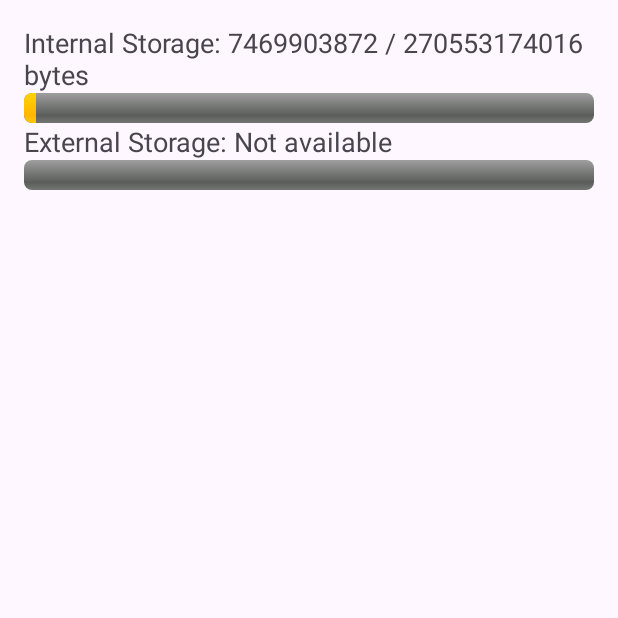
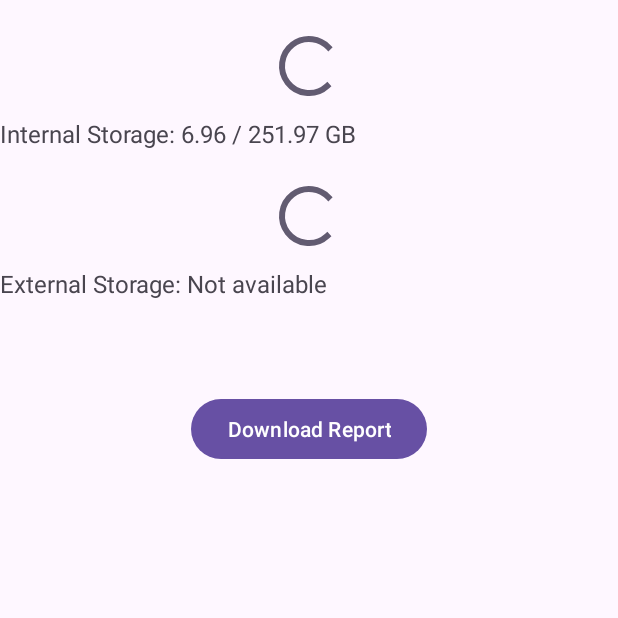
Before and after one commit to anjali-saini1/TestMaster, an Android app: the StorageActivity screen opened directly, with no data from a screen before it, on a phone screen of 412 x 824 dp, the top half of it. Run offline under Robolectric (Android 15) with nearby library versions, the light colour scheme and no system bars; 6 statements that could not run were skipped.

Commit message:
new updates

```diff
--- a/app/build.gradle.kts
+++ b/app/build.gradle.kts
@@ -37,4 +37,5 @@ dependencies {
     testImplementation("junit:junit:4.13.2")
     androidTestImplementation("androidx.test.ext:junit:1.1.5")
     androidTestImplementation("androidx.test.espresso:espresso-core:3.5.1")
+    implementation("com.itextpdf:itext7-core:7.2.0")
 }
--- a/app/src/main/AndroidManifest.xml
+++ b/app/src/main/AndroidManifest.xml
@@ -5,8 +5,7 @@
     <uses-permission android:name="android.permission.READ_CALL_LOG" />
     <uses-permission android:name="android.permission.WRITE_EXTERNAL_STORAGE" />
     <uses-permission android:name="android.permission.READ_EXTERNAL_STORAGE" />
-
-
+    <uses-permission android:name="android.permission.WRITE_EXTERNAL_STORAGE" />
     <application
         android:allowBackup="true"
         android:dataExtractionRules="@xml/data_extraction_rules"
--- a/app/src/main/java/com/example/mst/StorageActivity.java
+++ b/app/src/main/java/com/example/mst/StorageActivity.java
@@ -1,5 +1,4 @@
 package com.example.mst;
-
 import android.Manifest;
 import android.content.pm.PackageManager;
 import android.database.Cursor;
@@ -8,11 +7,20 @@ import android.os.Bundle;
 import android.os.Environment;
 import android.provider.CallLog;
 import android.util.Log;
+import android.view.View;
+import android.widget.Button;
 import android.widget.ProgressBar;
 import android.widget.TextView;
 import androidx.appcompat.app.AppCompatActivity;
 import androidx.core.app.ActivityCompat;
+import java.io.FileOutputStream;
+import java.util.Calendar;
 import java.io.File;
+import java.io.FileOutputStream;
+import java.text.SimpleDateFormat;
+import java.util.Calendar;
+import java.util.Date;
+import java.util.Locale;
 
 public class StorageActivity extends AppCompatActivity {
 
@@ -21,6 +29,7 @@ public class StorageActivity extends AppCompatActivity {
     private TextView internalStorageTextView;
     private TextView externalStorageTextView;
     private TextView callLogTextView;
+    private Button downloadReportButton;
 
     private static final int REQUEST_PERMISSION_CODE = 100;
 
@@ -37,6 +46,18 @@ public class StorageActivity extends AppCompatActivity {
         internalStorageTextView = findViewById(R.id.internal_storage_text_view);
         externalStorageTextView = findViewById(R.id.external_storage_text_view);
         callLogTextView = findViewById(R.id.call_log_text_view);
+
+        // Initialize Button
+        downloadReportButton = findViewById(R.id.download_report_button);
+        downloadReportButton.setOnClickListener(new View.OnClickListener() {
+            @Override
+            public void onClick(View v) {
+                createPhoneReportPDF();
+            }
+
+            private void createPhoneReportPDF() {
+            }
+        });
 
         // Request necessary permissions
         requestPermissions();
@@ -62,10 +83,11 @@ public class StorageActivity extends AppCompatActivity {
         long totalInternalStorage = internalDir.getTotalSpace();
         long freeInternalStorage = internalDir.getFreeSpace();
         long usedInternalStorage = totalInternalStorage - freeInternalStorage;
-        int internalStoragePercentage = (int) ((usedInternalStorage * 100) / totalInternalStorage);
+        double usedInternalStorageGB = (double) usedInternalStorage / (1024 * 1024 * 1024);
+        double totalInternalStorageGB = (double) totalInternalStorage / (1024 * 1024 * 1024);
 
-        internalStorageProgressBar.setProgress(internalStoragePercentage);
-        internalStorageTextView.setText("Internal Storage: " + usedInternalStorage + " / " + totalInternalStorage + " bytes");
+        internalStorageProgressBar.setProgress((int) ((usedInternalStorage * 100) / totalInternalStorage));
+        internalStorageTextView.setText(String.format(Locale.getDefault(), "Internal Storage: %.2f / %.2f GB", usedInternalStorageGB, totalInternalStorageGB));
     }
 
     private void testExternalStorage() {
@@ -74,10 +96,11 @@ public class StorageActivity extends AppCompatActivity {
             long totalExternalStorage = externalDir.getTotalSpace();
             long freeExternalStorage = externalDir.getFreeSpace();
             long usedExternalStorage = totalExternalStorage - freeExternalStorage;
-            int externalStoragePercentage = (int) ((usedExternalStorage * 100) / totalExternalStorage);
+            double usedExternalStorageGB = (double) usedExternalStorage / (1024 * 1024 * 1024);
+            double totalExternalStorageGB = (double) totalExternalStorage / (1024 * 1024 * 1024);
 
-            externalStorageProgressBar.setProgress(externalStoragePercentage);
-            externalStorageTextView.setText("External Storage: " + usedExternalStorage + " / " + totalExternalStorage + " bytes");
+            externalStorageProgressBar.setProgress((int) ((usedExternalStorage * 100) / totalExternalStorage));
+            externalStorageTextView.setText(String.format(Locale.getDefault(), "External Storage: %.2f / %.2f GB", usedExternalStorageGB, totalExternalStorageGB));
         } else {
             externalStorageTextView.setText("External Storage: Not available");
         }
@@ -110,8 +133,12 @@ public class StorageActivity extends AppCompatActivity {
                     break;
             }
 
+            // Format date
+            SimpleDateFormat dateFormat = new SimpleDateFormat("yyyy-MM-dd HH:mm:ss", Locale.getDefault());
+            String formattedDate = dateFormat.format(new Date(Long.parseLong(date)));
+
             callLogInfo.append("Number: ").append(number).append(", Type: ").append(callType)
-                    .append(", Date: ").append(date).append(", Duration: ").append(duration).append("\n");
+                    .append(", Date: ").append(formattedDate).append(", Duration: ").append(duration).append("\n");
         }
 
         cursor.close();
@@ -122,4 +149,5 @@ public class StorageActivity extends AppCompatActivity {
         String state = Environment.getExternalStorageState();
         return Environment.MEDIA_MOUNTED.equals(state);
     }
+
 }
--- a/app/src/main/java/com/example/mst/ThirdActivity.java
+++ b/app/src/main/java/com/example/mst/ThirdActivity.java
@@ -39,7 +39,6 @@ import java.text.DecimalFormat;
 
 @RequiresApi(api = Build.VERSION_CODES.LOLLIPOP)
 public class ThirdActivity extends AppCompatActivity {
-
     TextView deviceNameTextView, modelNoTextView, ramTextView, cpuTextView, kernelTextView,
             batteryTextView, cameraTextView, displayTextView, networkSignalTextView, soundTextView, storageTextView,
             androidVersionTextView, hardwareTextView;
--- a/app/src/main/res/layout/storage.xml
+++ b/app/src/main/res/layout/storage.xml
@@ -1,46 +1,57 @@
 <?xml version="1.0" encoding="utf-8"?>
-<LinearLayout xmlns:android="http://schemas.android.com/apk/res/android"
-    xmlns:tools="http://schemas.android.com/tools"
+<RelativeLayout xmlns:android="http://schemas.android.com/apk/res/android"
     android:layout_width="match_parent"
-    android:layout_height="match_parent"
-    android:orientation="vertical"
-    android:padding="16dp"
-    tools:context=".StorageActivity">
+    android:layout_height="match_parent">
+
+    <ProgressBar
+        android:id="@+id/internal_storage_progress_bar"
+        android:layout_width="match_parent"
+        android:layout_height="wrap_content"
+        android:layout_marginTop="20dp"
+        android:progress="0" />
 
     <TextView
         android:id="@+id/internal_storage_text_view"
         android:layout_width="match_parent"
         android:layout_height="wrap_content"
-        android:text="Internal Storage"
-        android:textSize="18sp" />
+        android:layout_below="@id/internal_storage_progress_bar"
+        android:layout_marginTop="10dp"
+        android:text="Internal Storage: "
+        android:textSize="16sp" />
 
     <ProgressBar
-        android:id="@+id/internal_storage_progress_bar"
-        style="@android:style/Widget.ProgressBar.Horizontal"
+        android:id="@+id/external_storage_progress_bar"
         android:layout_width="match_parent"
         android:layout_height="wrap_content"
-        android:max="100"
+        android:layout_below="@id/internal_storage_text_view"
+        android:layout_marginTop="20dp"
         android:progress="0" />
 
     <TextView
         android:id="@+id/external_storage_text_view"
         android:layout_width="match_parent"
         android:layout_height="wrap_content"
-        android:text="External Storage"
-        android:textSize="18sp" />
-
-    <ProgressBar
-        android:id="@+id/external_storage_progress_bar"
-        style="@android:style/Widget.ProgressBar.Horizontal"
-        android:layout_width="match_parent"
-        android:layout_height="wrap_content"
-        android:max="100"
-        android:progress="0" />
+        android:layout_below="@id/external_storage_progress_bar"
+        android:layout_marginTop="10dp"
+        android:text="External Storage: "
+        android:textSize="16sp" />
 
     <TextView
         android:id="@+id/call_log_text_view"
         android:layout_width="match_parent"
         android:layout_height="wrap_content"
-        android:text="Call Logs"
-        android:textSize="18sp" />
-</LinearLayout>
+        android:layout_below="@id/external_storage_text_view"
+        android:layout_marginTop="20dp"
+        android:text="Call Logs:"
+        android:textSize="16sp" />
+
+    <Button
+        android:id="@+id/download_report_button"
+        android:layout_width="wrap_content"
+        android:layout_height="wrap_content"
+        android:layout_below="@id/call_log_text_view"
+        android:layout_centerHorizontal="true"
+        android:layout_marginTop="20dp"
+        android:text="Download Report" />
+
+</RelativeLayout>
```
Also changed, not shown: app/src/main/java/com/example/mst/SecondActivity.java (+0 -7 lines).
